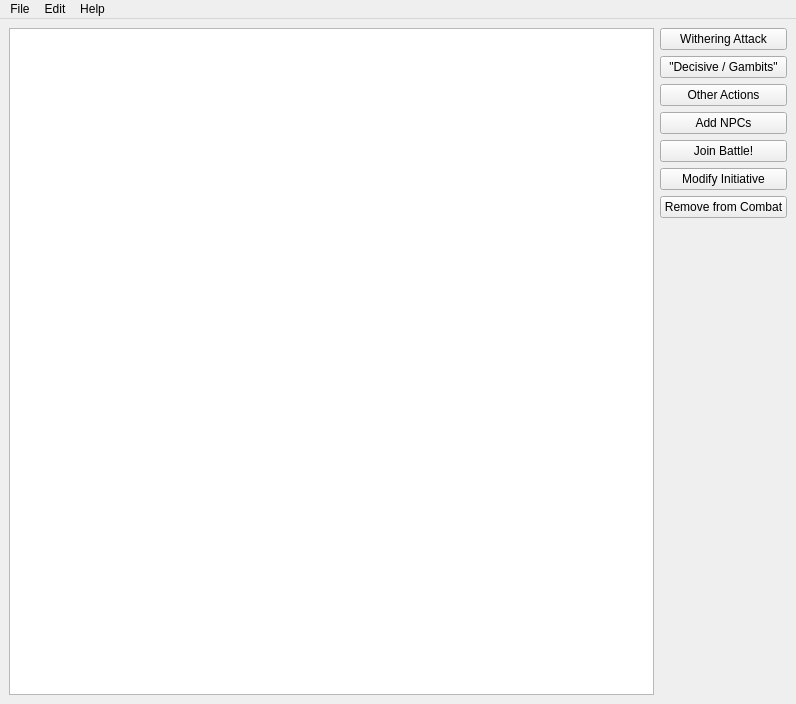
Qt form lib/main_window.ui (ErikSeguinte/ex-3e-tracker-Python) before a commit.
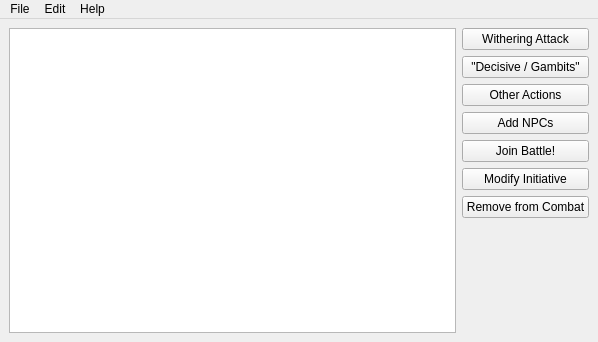
The same form after that commit.

Commit message: shrank main window.

What changed in the file:
```diff
--- a/lib/main_window.ui
+++ b/lib/main_window.ui
@@ -6,8 +6,8 @@
    <rect>
     <x>0</x>
     <y>0</y>
-    <width>796</width>
-    <height>704</height>
+    <width>598</width>
+    <height>342</height>
    </rect>
   </property>
   <property name="windowTitle">
@@ -91,8 +91,8 @@
     <rect>
      <x>0</x>
      <y>0</y>
-     <width>796</width>
-     <height>21</height>
+     <width>598</width>
+     <height>22</height>
     </rect>
    </property>
    <widget class="QMenu" name="menuFile">
```
The commit also changes 2 other files.
